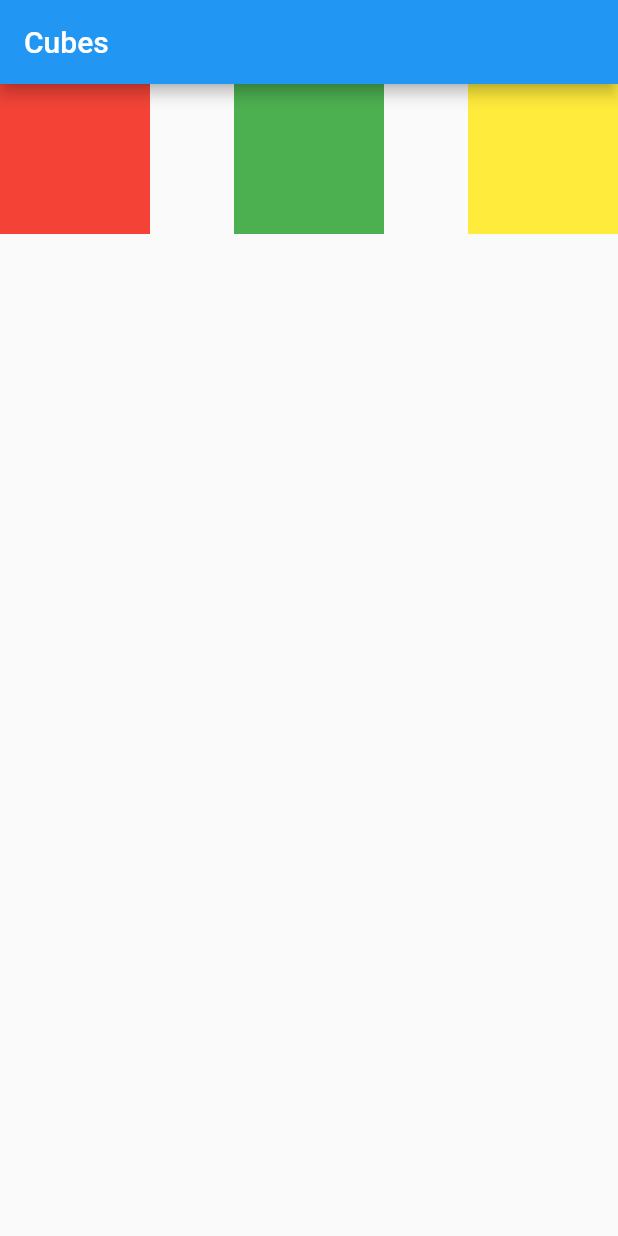
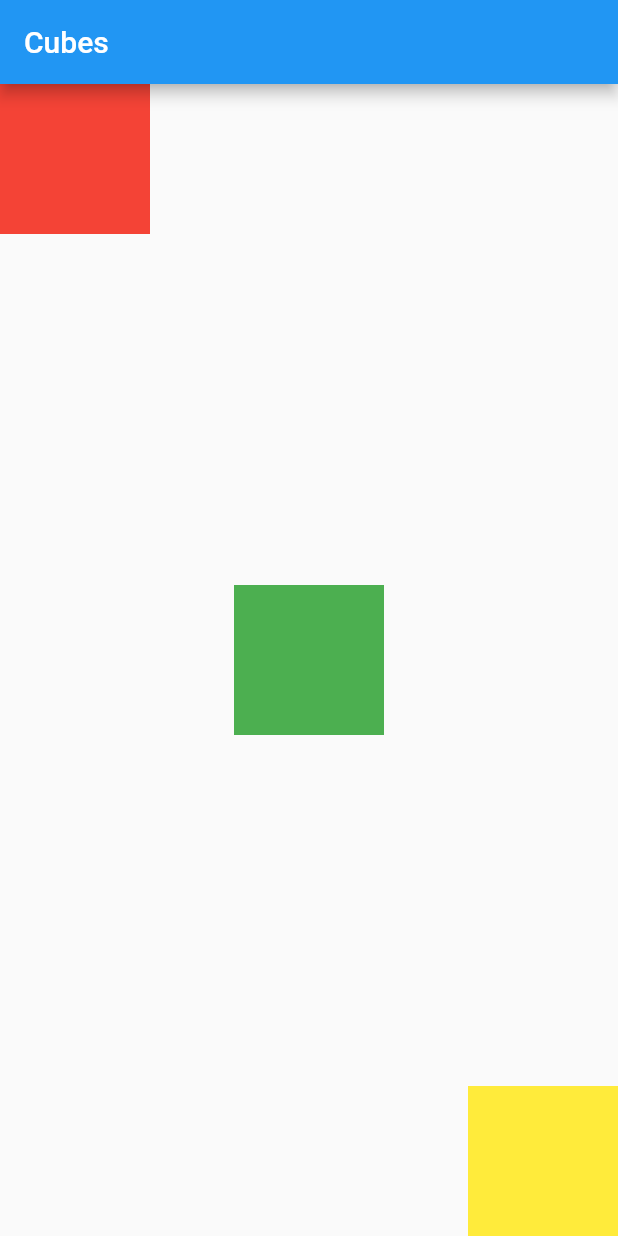
Before and after one commit to lukajincharadze/flutter-project-1, a Flutter app: the screen it shows after launch, on a phone screen of 412 x 824 dp. Run offline on Flutter 3.47's test engine with Material 2 defaults, Android fonts, the phone set to English and light mode, and no system bars.

Commit message:
Update main.dart

```diff
--- a/lib/main.dart
+++ b/lib/main.dart
@@ -15,29 +15,44 @@ class MyApp extends StatelessWidget {
       theme: ThemeData(
         primarySwatch: Colors.blue,
       ), // ThemeData
-      home: Scaffold (
-        appBar: AppBar (title: Text("Cubes"),),
+      home: Scaffold(
+          appBar: AppBar(
+            title: Text("Cubes"),
+          ),
           body: Row(
             mainAxisAlignment: MainAxisAlignment.spaceBetween,
             children: [
+              Column(
+                children: [
                   Container(
+                    color: Colors.red,
                     height: 100,
                     width: 100,
-                color: Colors.red,
                   ),
+                ],
+              ),
+              Column(
+                mainAxisAlignment: MainAxisAlignment.center,
+                children: [
                   Container(
+                    color: Colors.green,
                     height: 100,
                     width: 100,
-                color: Colors.green,
                   ),
+                ],
+              ),
+              Column(
+                mainAxisAlignment: MainAxisAlignment.end,
+                children: [
                   Container(
+                    color: Colors.yellow,
                     height: 100,
                     width: 100,
-                color: Colors.yellow,
-              )
+                  ),
                 ],
               ),
-      ),
+            ],
+          )),
     );
   }
 }
```
Lines whose indentation alone changed are shown as unchanged.
